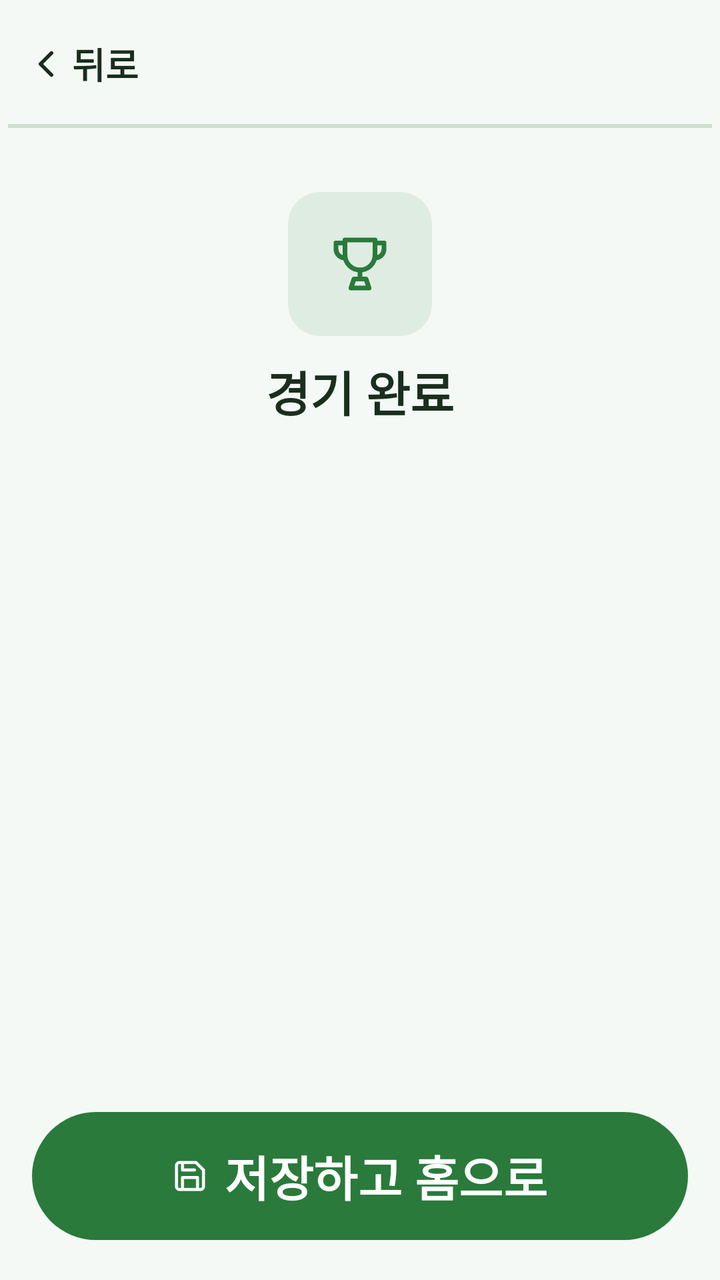
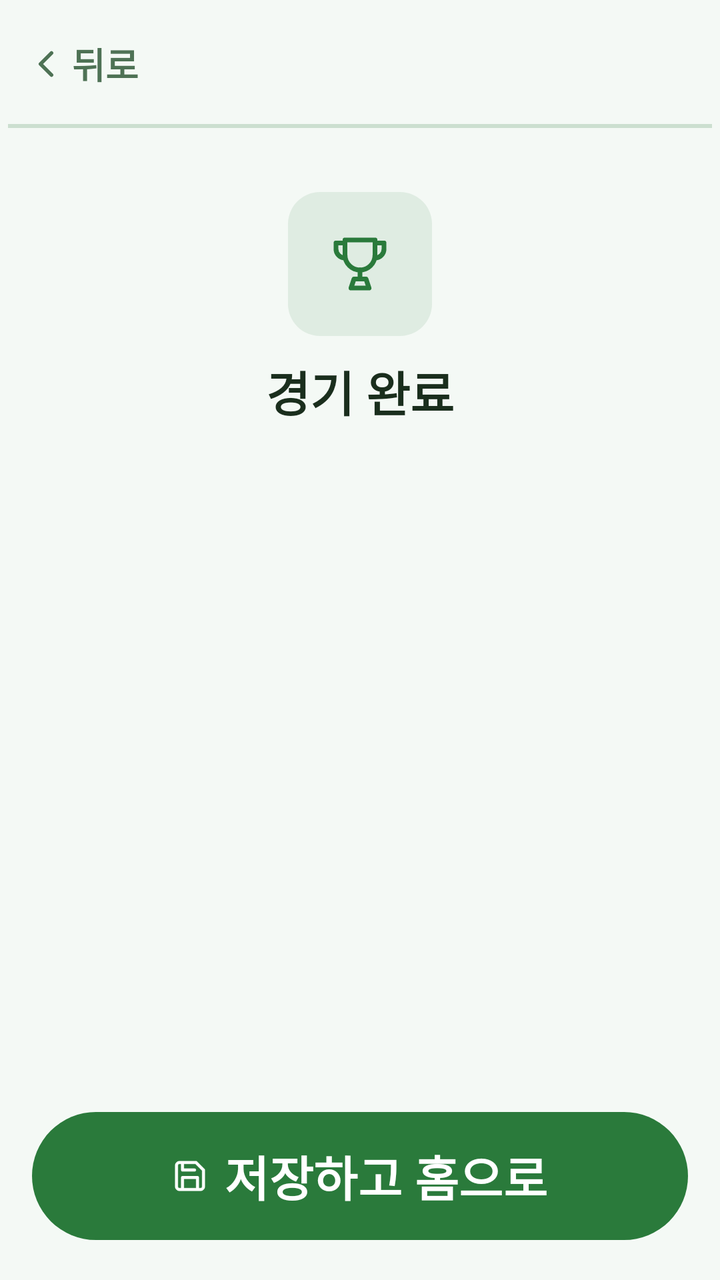

An Android layout rendered at two revisions. The XML below is the earlier revision; the diff shows what the commit changed to produce the second picture.
<!-- AndroidManifest.xml: application theme Theme.ParkGolf -->
<!-- res/layout/fragment_round_summary.xml -->
<?xml version="1.0" encoding="utf-8"?>
<LinearLayout xmlns:android="http://schemas.android.com/apk/res/android"
    xmlns:app="http://schemas.android.com/apk/res-auto"
    android:layout_width="match_parent" android:layout_height="match_parent"
    android:orientation="vertical" android:background="?attr/parkBackground">
    <include android:id="@+id/topBar" layout="@layout/view_top_bar" />
    <ScrollView android:layout_width="match_parent" android:layout_height="0dp"
        android:layout_weight="1" android:fillViewport="true" android:padding="@dimen/screen_padding">
        <LinearLayout android:layout_width="match_parent" android:layout_height="wrap_content"
            android:orientation="vertical">
            <LinearLayout android:layout_width="match_parent" android:layout_height="wrap_content"
                android:orientation="vertical" android:gravity="center" android:paddingVertical="16dp">
                <ImageView android:layout_width="72dp" android:layout_height="72dp"
                    android:background="@drawable/bg_menu_icon" android:padding="18dp"
                    android:src="@drawable/ic_trophy" app:tint="?attr/parkPrimary"
                    android:importantForAccessibility="no" />
                <TextView android:layout_width="wrap_content" android:layout_height="wrap_content"
                    android:text="@string/game_complete_title" android:textSize="@dimen/title_text"
                    android:textStyle="bold" android:textColor="?attr/parkForeground" android:layout_marginTop="10dp" />
                <TextView android:id="@+id/tvVenue"
                    android:layout_width="wrap_content" android:layout_height="wrap_content"
                    android:textColor="?attr/parkMutedForeground" android:layout_marginTop="2dp" />
            </LinearLayout>
            <LinearLayout android:id="@+id/rankContainer"
                android:layout_width="match_parent" android:layout_height="wrap_content"
                android:orientation="vertical" android:layout_marginTop="8dp" />
        </LinearLayout>
    </ScrollView>
    <LinearLayout android:layout_width="match_parent" android:layout_height="wrap_content"
        android:orientation="vertical" android:padding="@dimen/screen_padding"
        android:background="?attr/parkBackground">
        <Button android:id="@+id/btnDone"
            android:layout_width="match_parent" android:layout_height="wrap_content"
            android:minHeight="72dp" android:text="@string/save_and_home"
            android:textSize="@dimen/title_text" android:textStyle="bold"
            app:icon="@drawable/ic_save" app:iconGravity="textStart" />
    </LinearLayout>
</LinearLayout>
<!-- res/layout/view_top_bar.xml (included above) -->
<?xml version="1.0" encoding="utf-8"?>
<androidx.constraintlayout.widget.ConstraintLayout
    xmlns:android="http://schemas.android.com/apk/res/android"
    xmlns:app="http://schemas.android.com/apk/res-auto"
    android:layout_width="match_parent"
    android:layout_height="wrap_content"
    android:background="?attr/parkBackground"
    android:minHeight="64dp"
    android:paddingHorizontal="4dp">

    <LinearLayout
        android:id="@+id/btnBack"
        android:layout_width="wrap_content"
        android:layout_height="@dimen/touch_min"
        android:orientation="horizontal"
        android:gravity="center_vertical"
        android:paddingHorizontal="8dp"
        android:background="?attr/selectableItemBackground"
        android:clickable="true"
        android:focusable="true"
        android:contentDescription="@string/back"
        app:layout_constraintStart_toStartOf="parent"
        app:layout_constraintTop_toTopOf="parent"
        app:layout_constraintBottom_toBottomOf="parent">
        <ImageView
            android:layout_width="22dp" android:layout_height="22dp"
            android:src="@drawable/ic_chevron_left"
            android:importantForAccessibility="no" />
        <TextView
            android:layout_width="wrap_content" android:layout_height="wrap_content"
            android:layout_marginStart="2dp"
            android:text="@string/back"
            android:textColor="?attr/parkForeground"
            android:textSize="@dimen/body_text"
            android:textStyle="bold" />
    </LinearLayout>

    <TextView
        android:id="@+id/tvBarTitle"
        android:layout_width="0dp"
        android:layout_height="wrap_content"
        android:gravity="center"
        android:textSize="@dimen/body_text"
        android:textStyle="bold"
        android:textColor="?attr/parkForeground"
        android:maxLines="1"
        android:ellipsize="end"
        app:layout_constraintStart_toEndOf="@id/btnBack"
        app:layout_constraintEnd_toStartOf="@id/barSpacer"
        app:layout_constraintTop_toTopOf="parent"
        app:layout_constraintBottom_toBottomOf="parent" />

    <Space
        android:id="@+id/barSpacer"
        android:layout_width="72dp"
        android:layout_height="1dp"
        app:layout_constraintEnd_toEndOf="parent"
        app:layout_constraintTop_toTopOf="parent" />

    <View android:layout_width="0dp" android:layout_height="@dimen/border_width"
        android:background="?attr/parkBorder"
        app:layout_constraintStart_toStartOf="parent"
        app:layout_constraintEnd_toEndOf="parent"
        app:layout_constraintBottom_toBottomOf="parent" />
</androidx.constraintlayout.widget.ConstraintLayout>
<!-- resources referenced by this layout -->
<resources>
  <dimen name="body_text">18sp</dimen>
  <dimen name="border_width">2dp</dimen>
  <dimen name="screen_padding">16dp</dimen>
  <dimen name="title_text">24sp</dimen>
  <dimen name="touch_min">56dp</dimen>
  <!-- drawable bg_menu_icon (drawable) -->
  <?xml version="1.0" encoding="utf-8"?>
  <shape xmlns:android="http://schemas.android.com/apk/res/android" android:shape="rectangle">
      <solid android:color="?attr/parkPrimary10" />
      <corners android:radius="@dimen/radius_card" />
  </shape>
  <!-- drawable ic_chevron_left (drawable) -->
  <vector xmlns:android="http://schemas.android.com/apk/res/android" android:width="24dp" android:height="24dp" android:viewportWidth="24" android:viewportHeight="24">
      <path android:strokeColor="?attr/parkForeground" android:strokeWidth="2" android:strokeLineCap="round" android:strokeLineJoin="round" android:pathData="M15,18 L9,12 L15,6" />
  </vector>
  <!-- drawable ic_save (drawable) -->
  <vector xmlns:android="http://schemas.android.com/apk/res/android" android:width="24dp" android:height="24dp" android:viewportWidth="24" android:viewportHeight="24">
      <path android:strokeColor="?attr/parkForeground" android:strokeWidth="2" android:strokeLineCap="round" android:strokeLineJoin="round" android:pathData="M19,21 L5,21 A2,2 0 0 1 3,19 L3,5 A2,2 0 0 1 5,3 L16,3 L21,8 L21,19 A2,2 0 0 1 19,21 Z M17,21 L17,13 L7,13 L7,21 M7,3 L7,8 L15,8" />
  </vector>
  <!-- drawable ic_trophy (drawable) -->
  <vector xmlns:android="http://schemas.android.com/apk/res/android" android:width="24dp" android:height="24dp" android:viewportWidth="24" android:viewportHeight="24">
      <path android:strokeColor="?attr/parkPrimary" android:strokeWidth="1.6" android:strokeLineCap="round" android:strokeLineJoin="round" android:pathData="M7,4 L17,4 L17,9 A5,5 0 0 1 7,9 Z" />
      <path android:strokeColor="?attr/parkPrimary" android:strokeWidth="1.6" android:strokeLineCap="round" android:strokeLineJoin="round" android:pathData="M7,5 L4,5 L4,7 A3,3 0 0 0 7,10 M17,5 L20,5 L20,7 A3,3 0 0 1 17,10" />
      <path android:strokeColor="?attr/parkPrimary" android:strokeWidth="1.6" android:strokeLineCap="round" android:strokeLineJoin="round" android:pathData="M12,14 L12,17 M9,20 L15,20 M10,17 L14,17 L15,20 L9,20 Z" />
  </vector>
  <string name="back">뒤로</string>
  <string name="game_complete_title">경기 완료</string>
  <string name="save_and_home">저장하고 홈으로</string>
  <style name="Theme.ParkGolf" parent="Theme.ParkGolf.Green" />
  <dimen name="radius_card">16dp</dimen>
  <style name="Theme.ParkGolf.Green" parent="Theme.ParkGolf.Base">
          <item name="colorPrimary">#2A7A3B</item>
          <item name="android:windowBackground">#F4F9F5</item>
          <item name="parkBackground">#F4F9F5</item>
          <item name="parkForeground">#1A2E1D</item>
          <item name="parkPrimary">#2A7A3B</item>
          <item name="parkPrimary10">#1A2A7A3B</item>
          <item name="parkSecondary">#E6F2E8</item>
          <item name="parkMuted">#EAF3EC</item>
          <item name="parkMutedForeground">#4E7255</item>
          <item name="parkAccent">#D2EBDA</item>
          <item name="parkAccentForeground">#1A3D21</item>
          <item name="parkBorder">#332A7A3B</item>
          <item name="parkInputBg">#EAF3EC</item>
      </style>
  <style name="Theme.ParkGolf.Base" parent="Theme.Material3.DayNight.NoActionBar">
          <item name="colorOnPrimary">@color/on_primary</item>
          <item name="android:textColorPrimary">?attr/parkForeground</item>
      </style>
  <color name="on_primary">#FFFFFF</color>
</resources>

<!-- the commit's change to res/layout/fragment_round_summary.xml (unified diff, before → after) -->
@@ -5,7 +5,9 @@
     android:orientation="vertical" android:background="?attr/parkBackground">
     <include android:id="@+id/topBar" layout="@layout/view_top_bar" />
     <ScrollView android:layout_width="match_parent" android:layout_height="0dp"
-        android:layout_weight="1" android:fillViewport="true" android:padding="@dimen/screen_padding">
+        android:layout_weight="1" android:fillViewport="true" android:padding="@dimen/screen_padding"
+        android:requiresFadingEdge="vertical"
+        android:fadingEdgeLength="@dimen/scroll_fade">
         <LinearLayout android:layout_width="match_parent" android:layout_height="wrap_content"
             android:orientation="vertical">
             <LinearLayout android:layout_width="match_parent" android:layout_height="wrap_content"
@@ -64,12 +66,13 @@
         <ImageView
             android:layout_width="22dp" android:layout_height="22dp"
             android:src="@drawable/ic_chevron_left"
-            android:importantForAccessibility="no" />
+            android:importantForAccessibility="no"
+            app:tint="?attr/parkMutedForeground" />
         <TextView
             android:layout_width="wrap_content" android:layout_height="wrap_content"
             android:layout_marginStart="2dp"
             android:text="@string/back"
-            android:textColor="?attr/parkForeground"
+            android:textColor="?attr/parkMutedForeground"
             android:textSize="@dimen/body_text"
             android:textStyle="bold" />
     </LinearLayout>
<!-- resource entries referenced after the edit -->
@@ -3,6 +3,7 @@
   <dimen name="body_text">18sp</dimen>
   <dimen name="border_width">2dp</dimen>
   <dimen name="screen_padding">16dp</dimen>
+  <dimen name="scroll_fade">24dp</dimen>
   <dimen name="title_text">24sp</dimen>
   <dimen name="touch_min">56dp</dimen>
   <!-- drawable bg_menu_icon (drawable) -->
